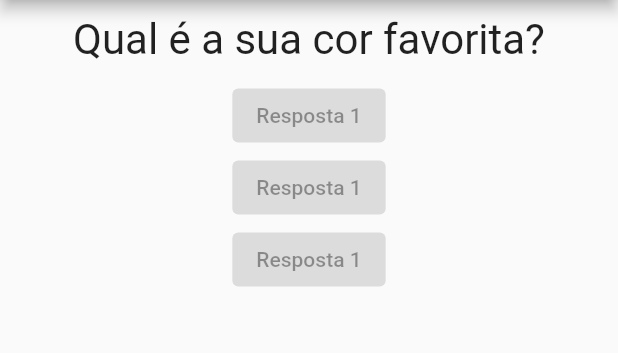
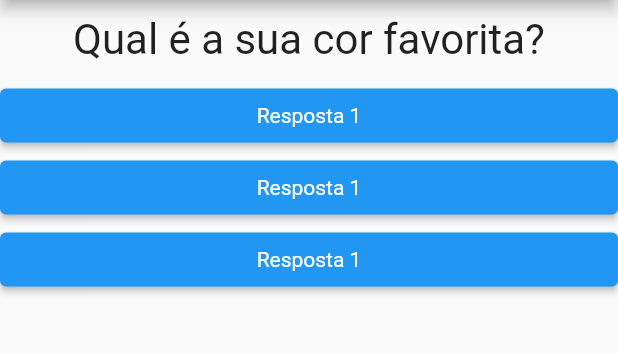
Before and after one commit to GuilhermeDGDEV/projeto_perguntas, a Flutter app: the screen it shows after launch, on a phone screen of 412 x 824 dp, the part 84-437 px from its top. Run offline on Flutter 3.47's test engine with Material 2 defaults, Android fonts, the phone set to English and light mode, and no system bars.

Commit message:
Widget Resposta with function

```diff
--- a/lib/main.dart
+++ b/lib/main.dart
@@ -28,9 +28,9 @@ class _PerguntaAppState extends State<PerguntaApp> {
       body: Column(
         children: [
           Questao(perguntas[_perguntaSelecionada]),
-          const Resposta('Resposta 1'),
-          const Resposta('Resposta 2'),
-          const Resposta('Resposta 3')
+          Resposta('Resposta 1', _responder),
+          Resposta('Resposta 2', _responder),
+          Resposta('Resposta 3', _responder)
         ],
       ),
     ));
--- a/lib/resposta.dart
+++ b/lib/resposta.dart
@@ -2,14 +2,21 @@ import 'package:flutter/material.dart';
 
 class Resposta extends StatelessWidget {
   final String texto;
+  final void Function() onSelect;
 
-  const Resposta(this.texto, {Key? key}) : super(key: key);
+  const Resposta(this.texto, this.onSelect, {Key? key}) : super(key: key);
 
   @override
   Widget build(BuildContext context) {
-    return const ElevatedButton(
-      child: Text('Resposta 1'),
-      onPressed: null,
+    return Container(
+      width: double.infinity,
+      child: ElevatedButton(
+        child: const Text('Resposta 1'),
+        onPressed: onSelect,
+        style: ElevatedButton.styleFrom(
+            primary: Colors.blue,
+            textStyle: const TextStyle(color: Colors.white)),
+      ),
     );
   }
 }
```
